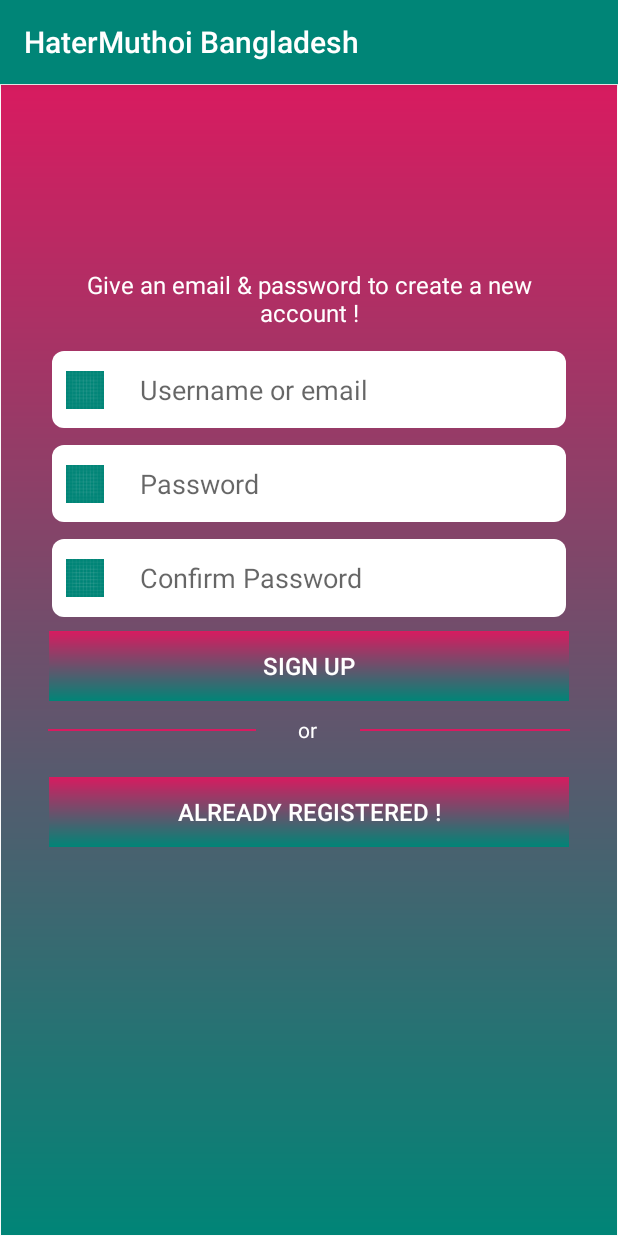
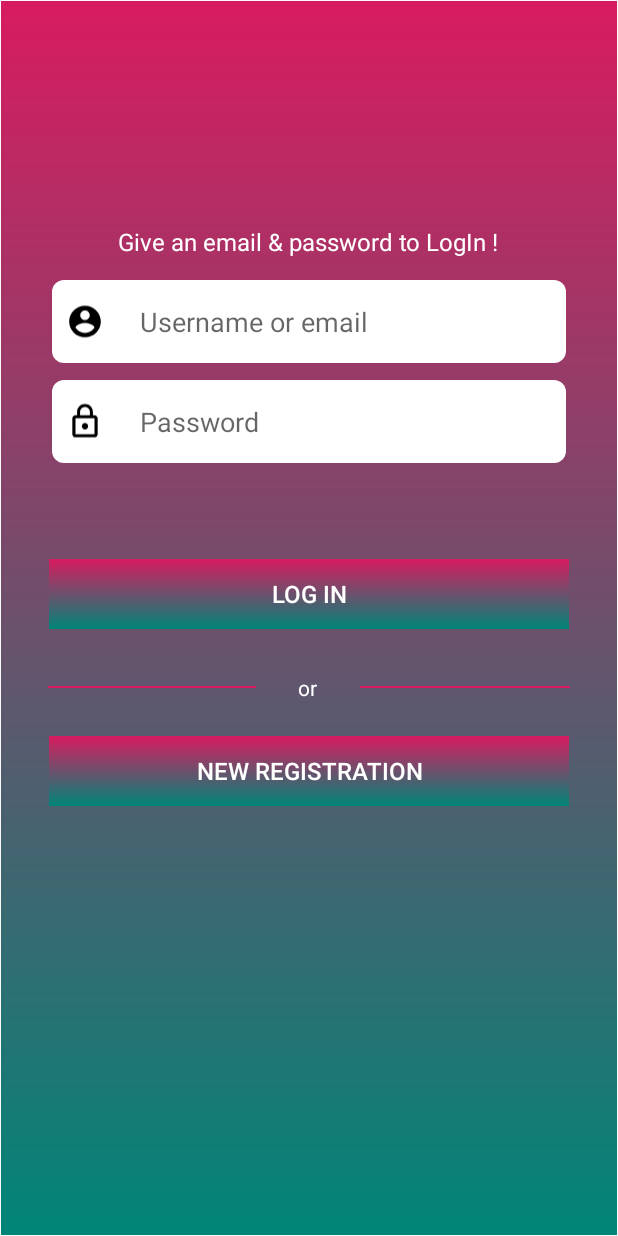
Before and after one commit to jihanislam007/HaterMuthoi_Bangladesh, an Android app: the screen it shows after launch (RegistrationActivity before the commit, LoginActivity after it), on a phone screen of 412 x 824 dp. Run offline under Robolectric (Android 15) with nearby library versions, the phone set to English and light mode, and no system bars; our stand-ins replace data binding; libraries missing offline, so code that uses them is left out: io.realm, io.realm.exceptions; 2 statements that could not run were skipped.

```diff
--- a/app/src/main/AndroidManifest.xml
+++ b/app/src/main/AndroidManifest.xml
@@ -10,14 +10,15 @@
         android:roundIcon="@mipmap/ic_launcher_round"
         android:supportsRtl="true"
         android:theme="@style/AppTheme">
-        <activity android:name=".Activity.LoginActivity"></activity>
-        <activity android:name=".Activity.RegistrationActivity">
+        <activity android:name=".Activity.LoginActivity">
             <intent-filter>
                 <action android:name="android.intent.action.MAIN" />
 
                 <category android:name="android.intent.category.LAUNCHER" />
             </intent-filter>
         </activity>
+        <activity android:name=".Activity.RegistrationActivity">
+            </activity>
         <activity android:name=".Activity.MainActivity">
 
             <!--
--- a/app/src/main/java/mmj/com/jihanislam007/hatermuthoibangladesh/Activity/LoginActivity.java
+++ b/app/src/main/java/mmj/com/jihanislam007/hatermuthoibangladesh/Activity/LoginActivity.java
@@ -38,7 +38,16 @@ public class LoginActivity extends AppCompatActivity {
             @Override
             public void onClick(View v) {
                 retrieveLogin();
-                Toast.makeText(LoginActivity.this, "here i am", Toast.LENGTH_SHORT).show();
+            //    Toast.makeText(LoginActivity.this, "here i am", Toast.LENGTH_SHORT).show();
+            }
+        });
+
+        mbinding.RegisteredButton.setOnClickListener(new View.OnClickListener() {
+            @Override
+            public void onClick(View v) {
+
+                startActivity(new Intent(getApplication(),RegistrationActivity.class));
+
             }
         });
 
@@ -60,10 +69,7 @@ public class LoginActivity extends AppCompatActivity {
             String user = mbinding.usernameLogInEditText.getText().toString();
             String pass = mbinding.passwordLogInEditText.getText().toString();
 
-            //String DbUser =
-            // Boolean checkmail = model.em
-
-            if(user.equals(model.getUser_name()) || pass.equals(model.getPass())){
+            if(user.equals(model.getUser_name()) && pass.equals(model.getPass())){
 
                 startActivity(new Intent(getApplication(),MainActivity.class));
 
--- a/app/src/main/res/layout/activity_registration.xml
+++ b/app/src/main/res/layout/activity_registration.xml
@@ -134,47 +134,12 @@
             <LinearLayout
                 android:layout_width="match_parent"
                 android:layout_height="0dp"
-                android:layout_weight="1.7"
+                android:layout_weight="1.4"
                 android:weightSum="7"
                 android:orientation="horizontal"
                 android:paddingBottom="6dp">
 
-                <LinearLayout
-                    android:layout_width="match_parent"
-                    android:layout_height="match_parent"
-                    android:background="@drawable/rectangular_shape_bac_edit_text">
 
-                    <LinearLayout
-                        android:layout_width="0dp"
-                        android:layout_height="match_parent"
-                        android:layout_weight="1"
-                        android:padding="12dp">
-
-                        <ImageView
-                            android:layout_width="match_parent"
-                            android:layout_height="match_parent"
-                            android:src="@drawable/ic_launcher_background"
-                            android:background="#00ffffff" />
-
-                    </LinearLayout>
-
-                    <LinearLayout
-                        android:layout_width="0dp"
-                        android:layout_height="match_parent"
-                        android:layout_weight="6"
-                        android:padding="4dp">
-
-                        <EditText
-                            android:id="@+id/confirmPasswordSignUpEditText"
-                            android:layout_width="match_parent"
-                            android:layout_height="match_parent"
-                            android:hint="Confirm Password"
-                            android:paddingLeft="8dp"
-                            android:background="#00ffffff"/>
-
-                    </LinearLayout>
-
-                </LinearLayout>
 
             </LinearLayout>
 
@@ -200,7 +165,8 @@
                 android:layout_weight=".8"
                 android:gravity="center"
                 android:orientation="horizontal"
-                android:weightSum="2.5">
+                android:weightSum="2.5"
+                android:layout_marginTop="16dp">
 
                 <LinearLayout
                     android:layout_width="0dp"
@@ -266,7 +232,7 @@
             <LinearLayout
                 android:layout_width="match_parent"
                 android:layout_height="0dp"
-                android:layout_weight="3.3"
+                android:layout_weight="7.1"
                 android:gravity="center">
 
                 <ProgressBar
--- a/app/src/main/res/values/styles.xml
+++ b/app/src/main/res/values/styles.xml
@@ -1,7 +1,7 @@
 <resources>
 
     <!-- Base application theme. -->
-    <style name="AppTheme" parent="Theme.AppCompat.Light.DarkActionBar">
+    <style name="AppTheme" parent="Theme.AppCompat.Light.NoActionBar">
         <!-- Customize your theme here. -->
         <item name="colorPrimary">@color/colorPrimary</item>
         <item name="colorPrimaryDark">@color/colorPrimaryDark</item>
```
